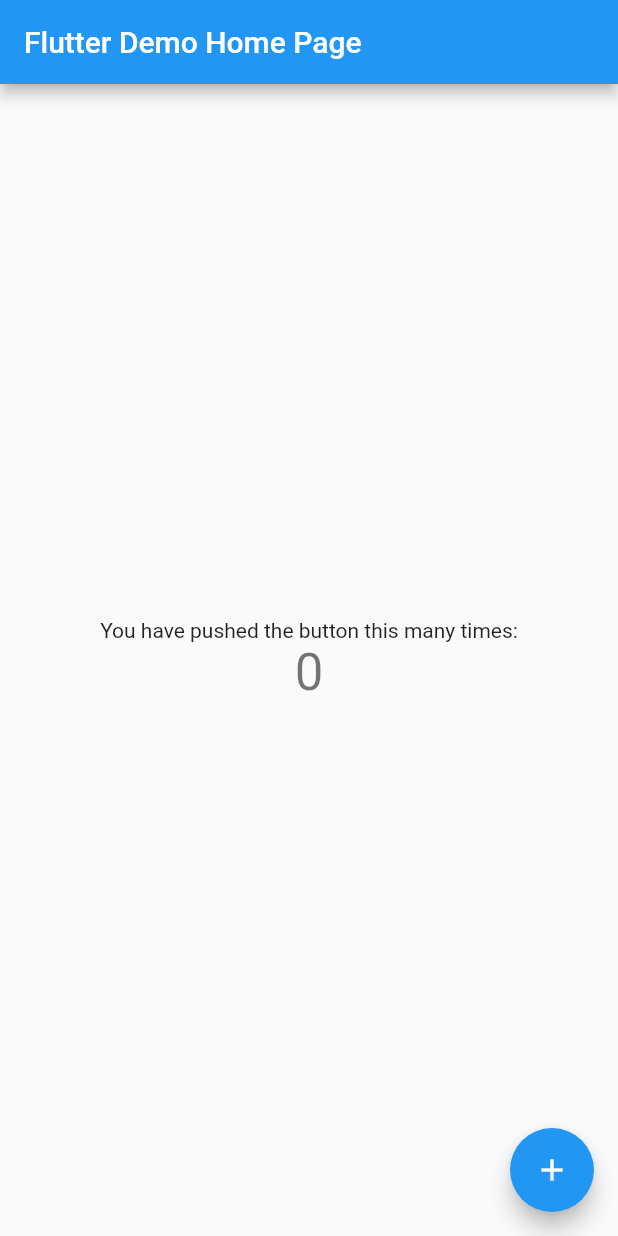
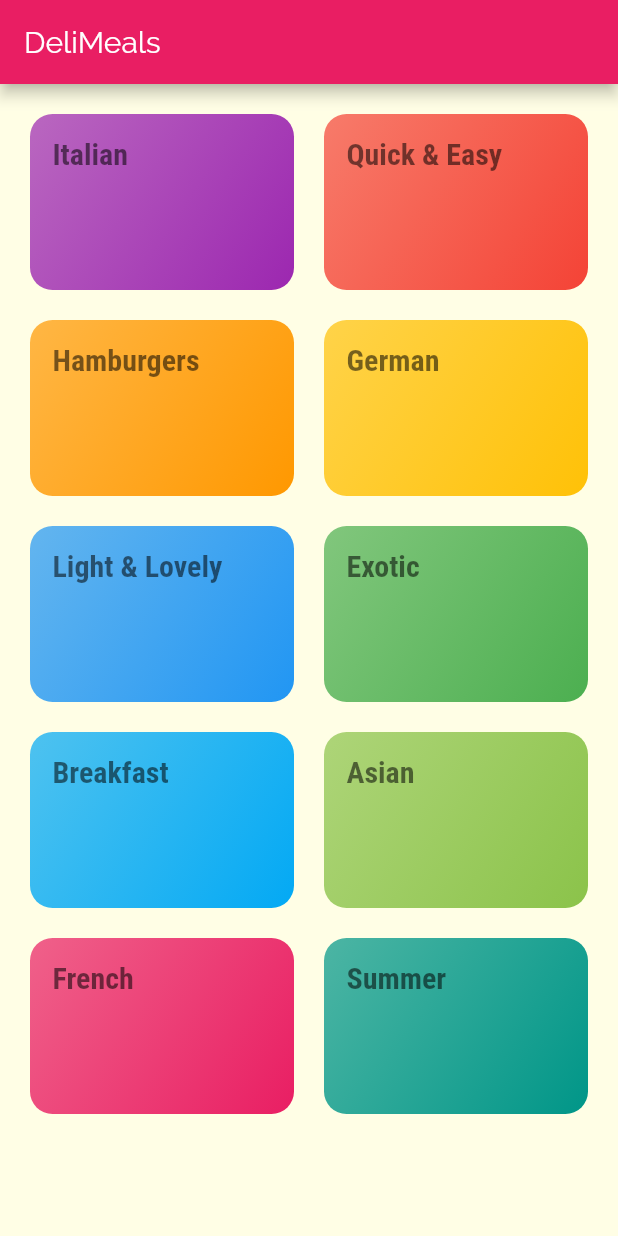
Before and after one commit to sanchit-g/Meals_App, a Flutter app: the screen it shows after launch, on a phone screen of 412 x 824 dp. Run offline on Flutter 3.47's test engine with Material 2 defaults, Android fonts, the phone set to English and light mode, and no system bars.

Commit message:
second commit

```diff
--- /dev/null
+++ b/lib/categories_screen.dart
@@ -0,0 +1,32 @@
+import 'package:Meals_App/category_item.dart';
+import 'package:Meals_App/dummy_data.dart';
+import 'package:flutter/material.dart';
+
+class CategoriesScreen extends StatelessWidget {
+  @override
+  Widget build(BuildContext context) {
+    return Scaffold(
+      appBar: AppBar(
+        title: const Text('DeliMeals'),
+      ),
+      body: GridView(
+        padding: const EdgeInsets.all(20),
+        children: DUMMY_CATEGORIES
+            .map(
+              (catData) => CategoryItem(
+                catData.id,
+                catData.title,
+                catData.color,
+              ),
+            )
+            .toList(),
+        gridDelegate: SliverGridDelegateWithMaxCrossAxisExtent(
+          maxCrossAxisExtent: 200,
+          childAspectRatio: 3 / 2,
+          crossAxisSpacing: 20,
+          mainAxisSpacing: 20,
+        ),
+      ),
+    );
+  }
+}
--- /dev/null
+++ b/lib/category_item.dart
@@ -0,0 +1,43 @@
+import 'package:flutter/material.dart';
+
+class CategoryItem extends StatelessWidget {
+  final String id;
+  final String title;
+  final Color color;
+
+  CategoryItem(this.id, this.title, this.color);
+
+  void selectCategory(BuildContext ctx) {
+    Navigator.of(ctx).pushNamed(
+      '/category-meals',
+      arguments: {
+        'id': id,
+        'title': title,
+      },
+    );
+  }
+
+  @override
+  Widget build(BuildContext context) {
+    return InkWell(
+      onTap: () => selectCategory(context),
+      splashColor: Theme.of(context).primaryColor,
+      borderRadius: BorderRadius.circular(15),
+      child: Container(
+        child: Text(
+          title,
+          style: Theme.of(context).textTheme.headline1,
+        ),
+        decoration: BoxDecoration(
+          gradient: LinearGradient(
+            colors: [color.withOpacity(0.7), color],
+            begin: Alignment.topLeft,
+            end: Alignment.bottomRight,
+          ),
+          borderRadius: BorderRadius.circular(15),
+        ),
+        padding: const EdgeInsets.all(15),
+      ),
+    );
+  }
+}
--- /dev/null
+++ b/lib/category_meals_screen.dart
@@ -0,0 +1,28 @@
+import 'package:flutter/material.dart';
+
+class CategoryMealsScreen extends StatelessWidget {
+  // final String categoryId;
+  // final String categoryTitle;
+
+  // CategoryMealsScreen(this.categoryId, this.categoryTitle);
+
+  @override
+  Widget build(BuildContext context) {
+    final routeArgs =
+        ModalRoute.of(context).settings.arguments as Map<String, String>;
+
+    final categoryTitle = routeArgs['title'];
+    final categoryId = routeArgs['id'];
+
+    return Scaffold(
+      appBar: AppBar(
+        title: Text(categoryTitle),
+      ),
+      body: Center(
+        child: Text(
+          'The recipes for the categories',
+        ),
+      ),
+    );
+  }
+}
--- /dev/null
+++ b/lib/dummy_data.dart
@@ -0,0 +1,55 @@
+import 'package:Meals_App/models/category.dart';
+import 'package:flutter/material.dart';
+
+const DUMMY_CATEGORIES = const [
+  Category(
+    id: 'c1',
+    title: 'Italian',
+    color: Colors.purple,
+  ),
+  Category(
+    id: 'c2',
+    title: 'Quick & Easy',
+    color: Colors.red,
+  ),
+  Category(
+    id: 'c3',
+    title: 'Hamburgers',
+    color: Colors.orange,
+  ),
+  Category(
+    id: 'c4',
+    title: 'German',
+    color: Colors.amber,
+  ),
+  Category(
+    id: 'c5',
+    title: 'Light & Lovely',
+    color: Colors.blue,
+  ),
+  Category(
+    id: 'c6',
+    title: 'Exotic',
+    color: Colors.green,
+  ),
+  Category(
+    id: 'c7',
+    title: 'Breakfast',
+    color: Colors.lightBlue,
+  ),
+  Category(
+    id: 'c8',
+    title: 'Asian',
+    color: Colors.lightGreen,
+  ),
+  Category(
+    id: 'c9',
+    title: 'French',
+    color: Colors.pink,
+  ),
+  Category(
+    id: 'c10',
+    title: 'Summer',
+    color: Colors.teal,
+  ),
+];
--- a/lib/main.dart
+++ b/lib/main.dart
@@ -1,3 +1,5 @@
+import 'package:Meals_App/categories_screen.dart';
+import 'package:Meals_App/category_meals_screen.dart';
 import 'package:flutter/material.dart';
 
 void main() {
@@ -5,113 +7,34 @@ void main() {
 }
 
 class MyApp extends StatelessWidget {
-  // This widget is the root of your application.
   @override
   Widget build(BuildContext context) {
     return MaterialApp(
-      title: 'Flutter Demo',
+      debugShowCheckedModeBanner: false,
+      title: 'DeliMeals',
       theme: ThemeData(
-        // This is the theme of your application.
-        //
-        // Try running your application with "flutter run". You'll see the
-        // application has a blue toolbar. Then, without quitting the app, try
-        // changing the primarySwatch below to Colors.green and then invoke
-        // "hot reload" (press "r" in the console where you ran "flutter run",
-        // or simply save your changes to "hot reload" in a Flutter IDE).
-        // Notice that the counter didn't reset back to zero; the application
-        // is not restarted.
-        primarySwatch: Colors.blue,
-        // This makes the visual density adapt to the platform that you run
-        // the app on. For desktop platforms, the controls will be smaller and
-        // closer together (more dense) than on mobile platforms.
+        primarySwatch: Colors.pink,
+        accentColor: Colors.amber,
+        canvasColor: Color.fromRGBO(255, 254, 229, 1),
+        fontFamily: 'Raleway',
+        textTheme: ThemeData.light().textTheme.copyWith(
+            bodyText1: TextStyle(
+              color: Color.fromRGBO(20, 51, 51, 1),
+            ),
+            bodyText2: TextStyle(
+              color: Color.fromRGBO(20, 51, 51, 1),
+            ),
+            headline1: TextStyle(
+              fontSize: 20,
+              fontFamily: 'RobotoCondensed',
+              fontWeight: FontWeight.bold,
+            )),
         visualDensity: VisualDensity.adaptivePlatformDensity,
       ),
-      home: MyHomePage(title: 'Flutter Demo Home Page'),
+      home: CategoriesScreen(),
+      routes: {
+        '/category-meals': (ctx) => CategoryMealsScreen()
+      },
     );
   }
 }
-
-class MyHomePage extends StatefulWidget {
-  MyHomePage({Key key, this.title}) : super(key: key);
-
-  // This widget is the home page of your application. It is stateful, meaning
-  // that it has a State object (defined below) that contains fields that affect
-  // how it looks.
-
-  // This class is the configuration for the state. It holds the values (in this
-  // case the title) provided by the parent (in this case the App widget) and
-  // used by the build method of the State. Fields in a Widget subclass are
-  // always marked "final".
-
-  final String title;
-
-  @override
-  _MyHomePageState createState() => _MyHomePageState();
-}
-
-class _MyHomePageState extends State<MyHomePage> {
-  int _counter = 0;
-
-  void _incrementCounter() {
-    setState(() {
-      // This call to setState tells the Flutter framework that something has
-      // changed in this State, which causes it to rerun the build method below
-      // so that the display can reflect the updated values. If we changed
-      // _counter without calling setState(), then the build method would not be
-      // called again, and so nothing would appear to happen.
-      _counter++;
-    });
-  }
-
-  @override
-  Widget build(BuildContext context) {
-    // This method is rerun every time setState is called, for instance as done
-    // by the _incrementCounter method above.
-    //
-    // The Flutter framework has been optimized to make rerunning build methods
-    // fast, so that you can just rebuild anything that needs updating rather
-    // than having to individually change instances of widgets.
-    return Scaffold(
-      appBar: AppBar(
-        // Here we take the value from the MyHomePage object that was created by
-        // the App.build method, and use it to set our appbar title.
-        title: Text(widget.title),
-      ),
-      body: Center(
-        // Center is a layout widget. It takes a single child and positions it
-        // in the middle of the parent.
-        child: Column(
-          // Column is also a layout widget. It takes a list of children and
-          // arranges them vertically. By default, it sizes itself to fit its
-          // children horizontally, and tries to be as tall as its parent.
-          //
-          // Invoke "debug painting" (press "p" in the console, choose the
-          // "Toggle Debug Paint" action from the Flutter Inspector in Android
-          // Studio, or the "Toggle Debug Paint" command in Visual Studio Code)
-          // to see the wireframe for each widget.
-          //
-          // Column has various properties to control how it sizes itself and
-          // how it positions its children. Here we use mainAxisAlignment to
-          // center the children vertically; the main axis here is the vertical
-          // axis because Columns are vertical (the cross axis would be
-          // horizontal).
-          mainAxisAlignment: MainAxisAlignment.center,
-          children: <Widget>[
-            Text(
-              'You have pushed the button this many times:',
-            ),
-            Text(
-              '$_counter',
-              style: Theme.of(context).textTheme.headline4,
-            ),
-          ],
-        ),
-      ),
-      floatingActionButton: FloatingActionButton(
-        onPressed: _incrementCounter,
-        tooltip: 'Increment',
-        child: Icon(Icons.add),
-      ), // This trailing comma makes auto-formatting nicer for build methods.
-    );
-  }
-}
--- /dev/null
+++ b/lib/models/category.dart
@@ -0,0 +1,13 @@
+import 'package:flutter/material.dart';
+
+class Category {
+  final String id;
+  final String title;
+  final Color color;
+
+  const Category({
+    @required this.id,
+    @required this.title,
+    this.color = Colors.orange,
+  });
+}
```
Also changed, not shown: pubspec.yaml (+18 -6 lines), assets/fonts/Raleway-Black.ttf (added), assets/fonts/Raleway-Bold.ttf (added), assets/fonts/Raleway-Regular.ttf (added), assets/fonts/RobotoCondensed-Bold.ttf (added), assets/fonts/RobotoCondensed-Italic.ttf (added), assets/fonts/RobotoCondensed-Light.ttf (added), assets/fonts/RobotoCondensed-Regular.ttf (added), 1 other file.
